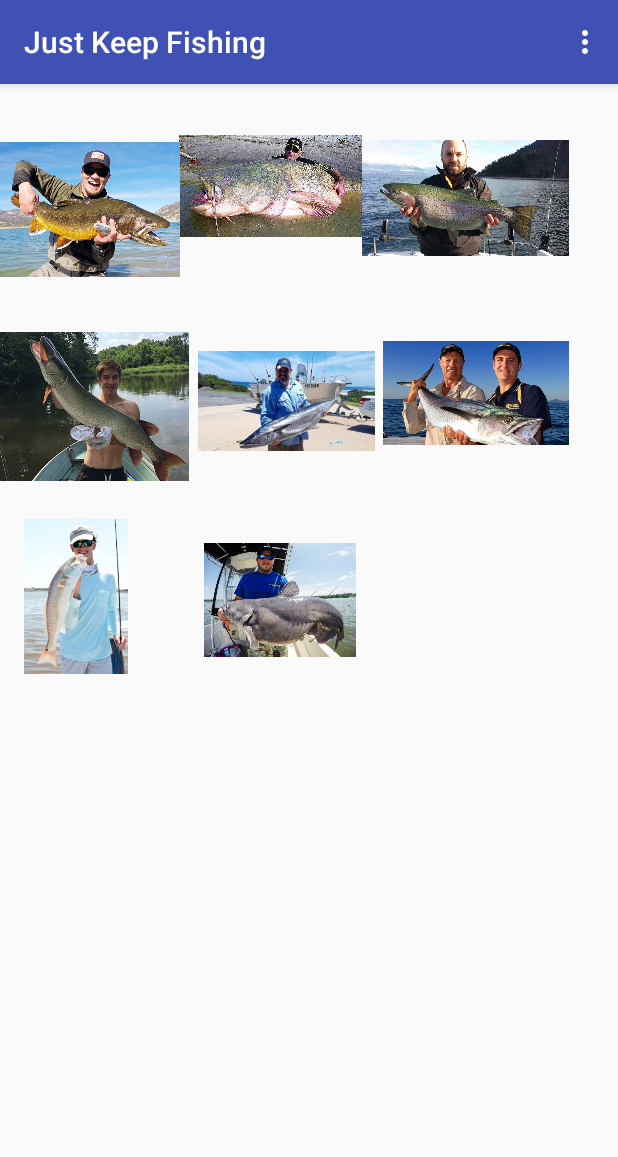
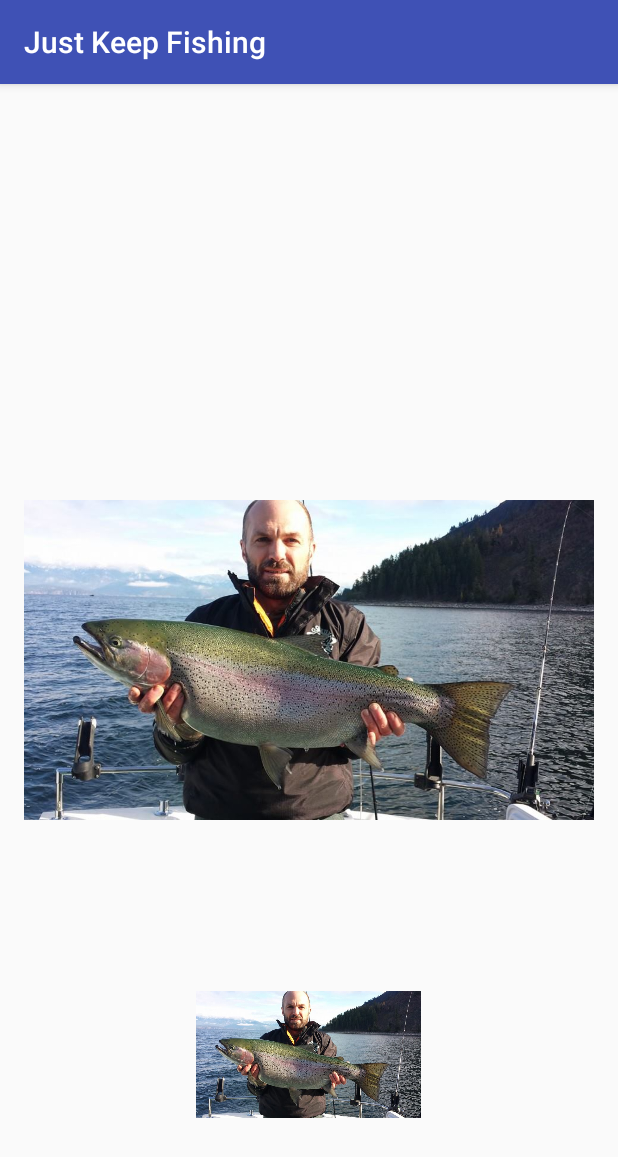
Before and after one commit to Blakers1015/JustKeepFishing, an Android app: the Gallery screen opened directly, with no data from a screen before it, on a phone screen of 412 x 824 dp. Shown: the top 1157 px of the screen. Run offline under Robolectric (Android 15) with nearby library versions, the phone set to English and light mode, and no system bars.

Commit message:
Made the gallery view much better. Hope you like it.

```diff
--- a/app/src/main/java/com/example/s523353/justkeepfishing/Gallery.java
+++ b/app/src/main/java/com/example/s523353/justkeepfishing/Gallery.java
@@ -1,24 +1,77 @@
 package com.example.s523353.justkeepfishing;
 
+import android.content.Context;
 import android.content.Intent;
 import android.support.v7.app.AppCompatActivity;
 import android.os.Bundle;
 import android.view.Menu;
-import android.view.MenuInflater;
+import android.view.View;
+import android.view.ViewGroup;
+import android.widget.AdapterView;
+import android.widget.BaseAdapter;
+import android.widget.ImageView;
+import android.widget.Toast;
 
 public class Gallery extends AppCompatActivity {
+    private Integer[] images={R.drawable.fish1,R.drawable.fish2,R.drawable.fish3,
+            R.drawable.fish4,R.drawable.fish5,R.drawable.fish6, R.drawable.fish7, R.drawable.fish8};
+    private ImageView imageview;
 
     @Override
     protected void onCreate(Bundle savedInstanceState) {
         super.onCreate(savedInstanceState);
         setContentView(R.layout.activity_gallary);
-        Intent t = getIntent();
+        Intent titties = getIntent();
+
+        android.widget.Gallery imgGallery = (android.widget.Gallery) findViewById(R.id.gallery);
+
+        imgGallery.setAdapter(new ImageAdapter(this));
+        imageview = (ImageView) findViewById(R.id.imageView);
+        imgGallery.setOnItemClickListener(new AdapterView.OnItemClickListener() {
+
+            @Override
+            public void onItemClick(AdapterView<?> arg0, View arg1, int arg2,long arg3) {
+                Toast.makeText(getApplicationContext(), "Image " + arg2,Toast.LENGTH_SHORT).show();
+                imageview.setImageResource(images[arg2]);
+            }
+        });
     }
-    @Override
-    public boolean onCreateOptionsMenu(Menu menu) {
-        MenuInflater inflater = getMenuInflater();
-        inflater.inflate(R.menu.options_menu, menu);
 
-        return true;
+
+
+    public class ImageAdapter extends BaseAdapter {
+        private Context context;
+        int imageBackground;
+
+        public ImageAdapter(Context context) {
+
+            this.context = context;
+        }
+
+        @Override
+        public int getCount() {
+
+            return images.length;
+        }
+
+        @Override
+        public Object getItem(int arg0) {
+
+            return arg0;
+        }
+
+        @Override
+        public long getItemId(int arg0) {
+
+            return arg0;
+        }
+
+        @Override
+        public View getView(int arg0, View arg1, ViewGroup arg2) {
+
+            ImageView imageView = new ImageView(context);
+            imageView.setImageResource(images[arg0]);
+            return imageView;
+        }
     }
 }
--- a/app/src/main/res/layout/activity_gallary.xml
+++ b/app/src/main/res/layout/activity_gallary.xml
@@ -1,102 +1,33 @@
 <?xml version="1.0" encoding="utf-8"?>
 <RelativeLayout xmlns:android="http://schemas.android.com/apk/res/android"
-    xmlns:app="http://schemas.android.com/apk/res-auto"
     xmlns:tools="http://schemas.android.com/tools"
+    android:id="@+id/activity_main"
     android:layout_width="match_parent"
     android:layout_height="match_parent"
+    android:paddingBottom="16dp"
+    android:paddingLeft="16dp"
+    android:paddingRight="16dp"
+    android:paddingTop="16dp"
     tools:context=".Gallery">
 
     <Gallery
-        android:id="@+id/gallery"
         android:layout_width="fill_parent"
         android:layout_height="fill_parent"
-        android:layout_alignParentStart="true"
+        android:id="@+id/gallery"
         android:layout_alignParentTop="true"
-        android:layout_marginStart="0dp"
-        android:layout_marginTop="0dp" />
+        android:layout_centerHorizontal="true"
+        />
 
     <ImageView
-        android:id="@+id/imageView1"
-        android:layout_width="138dp"
-        android:layout_height="152dp"
-        android:layout_below="@+id/imageView3"
-        android:layout_marginStart="0dp"
-        android:layout_marginTop="-167dp"
-        android:layout_toEndOf="@+id/imageView2"
-        android:adjustViewBounds="true"
-        android:src="@drawable/fish1" />
+        android:id="@+id/imageView"
+        android:layout_width="150dp"
+        android:layout_height="150dp"
+        android:layout_alignParentBottom="true"
+        android:layout_centerHorizontal="true"
+        android:layout_marginBottom="30dp"
+        android:src="@drawable/fish1"
 
-    <ImageView
-        android:id="@+id/imageView2"
-        android:layout_width="122dp"
-        android:layout_height="133dp"
-        android:layout_alignParentStart="true"
-        android:layout_alignParentTop="true"
-        android:layout_marginStart="119dp"
-        android:layout_marginTop="1dp"
-        android:adjustViewBounds="true"
-        android:src="@drawable/fish2" />
 
-    <ImageView
-        android:id="@+id/imageView3"
-        android:layout_width="120dp"
-        android:layout_height="167dp"
-        android:adjustViewBounds="true"
-        android:src="@drawable/fish3" />
-
-    <ImageView
-        android:id="@+id/imageView4"
-        android:layout_width="126dp"
-        android:layout_height="127dp"
-        android:layout_alignParentStart="true"
-        android:layout_alignParentTop="true"
-        android:layout_marginStart="0dp"
-        android:layout_marginTop="151dp"
-        android:adjustViewBounds="true"
-        android:src="@drawable/fish4" />
-
-    <ImageView
-        android:id="@+id/imageView5"
-        android:layout_width="118dp"
-        android:layout_height="120dp"
-        android:layout_alignTop="@+id/imageView4"
-        android:layout_marginStart="12dp"
-        android:layout_marginTop="0dp"
-        android:layout_toEndOf="@+id/imageView3"
-        android:adjustViewBounds="true"
-        android:src="@drawable/fish5" />
-
-    <ImageView
-        android:id="@+id/imageView6"
-        android:layout_width="124dp"
-        android:layout_height="125dp"
-        android:layout_alignTop="@+id/imageView4"
-        android:layout_marginStart="5dp"
-        android:layout_marginTop="-8dp"
-        android:layout_toEndOf="@+id/imageView5"
-        android:adjustViewBounds="true"
-        android:src="@drawable/fish6" />
-
-    <ImageView
-        android:id="@+id/imageView7"
-        android:layout_width="101dp"
-        android:layout_height="103dp"
-        android:layout_below="@+id/imageView4"
-        android:layout_alignParentStart="true"
-        android:layout_marginStart="0dp"
-        android:layout_marginTop="11dp"
-        android:adjustViewBounds="true"
-        android:src="@drawable/fish7" />
-
-    <ImageView
-        android:id="@+id/imageView8"
-        android:layout_width="101dp"
-        android:layout_height="103dp"
-        android:layout_below="@+id/imageView4"
-        android:layout_marginTop="13dp"
-        android:layout_marginEnd="4dp"
-        android:layout_toStartOf="@+id/imageView1"
-        android:adjustViewBounds="true"
-        android:src="@drawable/fish8" />
+        />
 
 </RelativeLayout>
```
